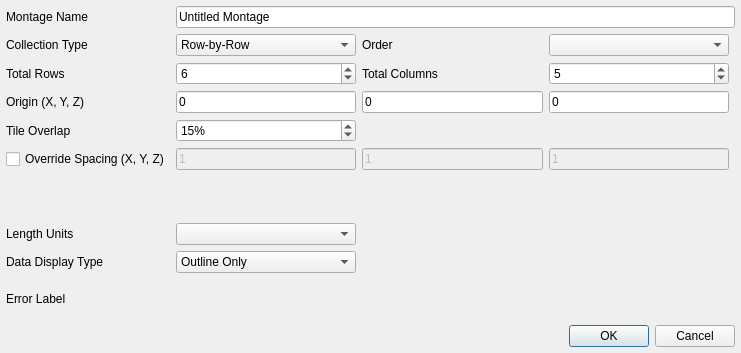
Qt form SIMPLVtkLib/Dialogs/UI_Files/ImportGenericMontageDialog.ui (tplatt77/SIMPLVtkLib) before a commit.
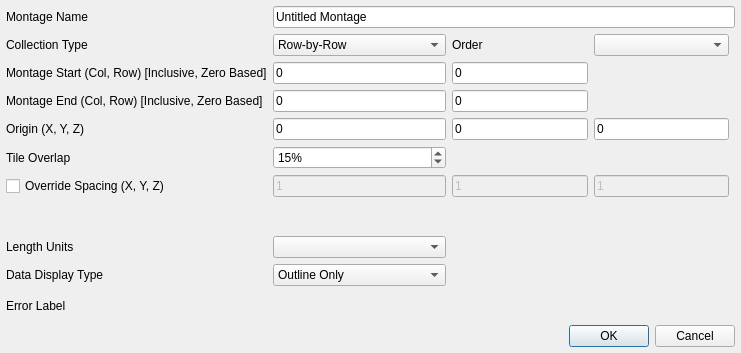
The same form after that commit. Custom widgets are drawn as their Qt base class.

Commit message: Topic/montage start end (#70)

```diff
--- a/SIMPLVtkLib/Dialogs/UI_Files/ImportGenericMontageDialog.ui
+++ b/SIMPLVtkLib/Dialogs/UI_Files/ImportGenericMontageDialog.ui
@@ -26,58 +26,82 @@
    <property name="bottomMargin">
     <number>6</number>
    </property>
-   <item row="7" column="0">
+   <item row="11" column="1">
+    <widget class="QComboBox" name="dataDisplayTypeCB">
+     <item>
+      <property name="text">
+       <string>Outline Only</string>
+      </property>
+     </item>
+     <item>
+      <property name="text">
+       <string>Individual Tiles</string>
+      </property>
+     </item>
+     <item>
+      <property name="text">
+       <string>Stitched Montage</string>
+      </property>
+     </item>
+    </widget>
+   </item>
+   <item row="0" column="0">
+    <widget class="QLabel" name="label_17">
+     <property name="text">
+      <string>Montage Name</string>
+     </property>
+    </widget>
+   </item>
+   <item row="8" column="2">
+    <widget class="QLineEdit" name="spacingX">
+     <property name="enabled">
+      <bool>false</bool>
+     </property>
+     <property name="text">
+      <string>1</string>
+     </property>
+    </widget>
+   </item>
+   <item row="8" column="0">
     <widget class="QCheckBox" name="changeSpacingCB">
      <property name="text">
       <string>Override Spacing (X, Y, Z)</string>
      </property>
     </widget>
    </item>
-   <item row="1" column="3">
-    <widget class="QComboBox" name="orderCB"/>
-   </item>
-   <item row="2" column="0">
-    <widget class="QLabel" name="label">
-     <property name="text">
-      <string>Total Rows</string>
+   <item row="1" column="1">
+    <widget class="QComboBox" name="collectionTypeCB">
+     <property name="sizeAdjustPolicy">
+      <enum>QComboBox::AdjustToContentsOnFirstShow</enum>
      </property>
+     <item>
+      <property name="text">
+       <string>Row-by-Row</string>
+      </property>
+     </item>
+     <item>
+      <property name="text">
+       <string>Column-by-Column</string>
+      </property>
+     </item>
+     <item>
+      <property name="text">
+       <string>Snake by Rows</string>
+      </property>
+     </item>
+     <item>
+      <property name="text">
+       <string>Snake by Columns</string>
+      </property>
+     </item>
+     <item>
+      <property name="text">
+       <string>Filename Defined Position</string>
+      </property>
+     </item>
     </widget>
    </item>
-   <item row="11" column="0" colspan="4">
-    <widget class="QLabel" name="errLabel">
-     <property name="text">
-      <string>Error Label</string>
-     </property>
-    </widget>
-   </item>
-   <item row="10" column="0">
-    <widget class="QLabel" name="label_7">
-     <property name="text">
-      <string>Data Display Type</string>
-     </property>
-    </widget>
-   </item>
-   <item row="7" column="2">
-    <widget class="QLineEdit" name="spacingX">
-     <property name="enabled">
-      <bool>false</bool>
-     </property>
-     <property name="text">
-      <string>1</string>
-     </property>
-    </widget>
-   </item>
-   <item row="7" column="3">
-    <widget class="QLineEdit" name="spacingZ">
-     <property name="enabled">
-      <bool>false</bool>
-     </property>
-     <property name="text">
-      <string>1</string>
-     </property>
-    </widget>
-   </item>
-   <item row="8" column="0" colspan="5">
+   <item row="9" column="0" colspan="5">
     <widget class="TileListWidget" name="tileListWidget" native="true">
      <property name="minimumSize">
       <size>
@@ -87,6 +111,50 @@
      </property>
     </widget>
    </item>
+   <item row="7" column="0">
+    <widget class="QLabel" name="label_3">
+     <property name="text">
+      <string>Tile Overlap</string>
+     </property>
+    </widget>
+   </item>
+   <item row="5" column="1">
+    <widget class="QLineEdit" name="originX">
+     <property name="enabled">
+      <bool>true</bool>
+     </property>
+     <property name="text">
+      <string>0</string>
+     </property>
+    </widget>
+   </item>
+   <item row="10" column="0">
+    <widget class="QLabel" name="label_6">
+     <property name="text">
+      <string>Length Units</string>
+     </property>
+    </widget>
+   </item>
+   <item row="10" column="1">
+    <widget class="QComboBox" name="unitsCB"/>
+   </item>
+   <item row="12" column="0" colspan="4">
+    <widget class="QLabel" name="errLabel">
+     <property name="text">
+      <string>Error Label</string>
+     </property>
+    </widget>
+   </item>
+   <item row="5" column="2">
+    <widget class="QLineEdit" name="originY">
+     <property name="enabled">
+      <bool>true</bool>
+     </property>
+     <property name="text">
+      <string>0</string>
+     </property>
+    </widget>
+   </item>
    <item row="1" column="2">
     <widget class="QLabel" name="label_5">
      <property name="text">
@@ -94,7 +162,24 @@
      </property>
     </widget>
    </item>
-   <item row="12" column="0" colspan="5">
+   <item row="5" column="3">
+    <widget class="QLineEdit" name="originZ">
+     <property name="enabled">
+      <bool>true</bool>
+     </property>
+     <property name="text">
+      <string>0</string>
+     </property>
+    </widget>
+   </item>
+   <item row="1" column="0">
+    <widget class="QLabel" name="label_4">
+     <property name="text">
+      <string>Collection Type</string>
+     </property>
+    </widget>
+   </item>
+   <item row="13" column="0" colspan="5">
     <widget class="QDialogButtonBox" name="buttonBox">
      <property name="orientation">
       <enum>Qt::Horizontal</enum>
@@ -104,98 +189,17 @@
      </property>
     </widget>
    </item>
-   <item row="2" column="2">
-    <widget class="QLabel" name="label_2">
-     <property name="text">
-      <string>Total Columns</string>
-     </property>
-    </widget>
-   </item>
-   <item row="4" column="3">
-    <widget class="QLineEdit" name="originZ">
+   <item row="8" column="3">
+    <widget class="QLineEdit" name="spacingZ">
      <property name="enabled">
-      <bool>true</bool>
+      <bool>false</bool>
      </property>
      <property name="text">
-      <string>0</string>
-     </property>
-    </widget>
-   </item>
-   <item row="4" column="0">
-    <widget class="QLabel" name="label_9">
-     <property name="text">
-      <string>Origin (X, Y, Z)</string>
-     </property>
-    </widget>
-   </item>
-   <item row="1" column="0">
-    <widget class="QLabel" name="label_4">
-     <property name="text">
-      <string>Collection Type</string>
-     </property>
-    </widget>
-   </item>
-   <item row="10" column="1">
-    <widget class="QComboBox" name="dataDisplayTypeCB">
-     <item>
-      <property name="text">
-       <string>Outline Only</string>
-      </property>
-     </item>
-     <item>
-      <property name="text">
-       <string>Individual Tiles</string>
-      </property>
-     </item>
-     <item>
-      <property name="text">
-       <string>Stitched Montage</string>
-      </property>
-     </item>
-    </widget>
-   </item>
-   <item row="4" column="2">
-    <widget class="QLineEdit" name="originY">
-     <property name="enabled">
-      <bool>true</bool>
-     </property>
-     <property name="text">
-      <string>0</string>
-     </property>
-    </widget>
-   </item>
-   <item row="2" column="3">
-    <widget class="QSpinBox" name="numOfColsSB">
-     <property name="value">
-      <number>5</number>
-     </property>
-    </widget>
-   </item>
-   <item row="0" column="1" colspan="4">
-    <widget class="QLineEdit" name="montageNameLE">
-     <property name="text">
-      <string>Untitled Montage</string>
-     </property>
-    </widget>
-   </item>
-   <item row="0" column="0">
-    <widget class="QLabel" name="label_17">
-     <property name="text">
-      <string>Montage Name</string>
+      <string>1</string>
      </property>
     </widget>
    </item>
    <item row="7" column="1">
-    <widget class="QLineEdit" name="spacingY">
-     <property name="enabled">
-      <bool>false</bool>
-     </property>
-     <property name="text">
-      <string>1</string>
-     </property>
-    </widget>
-   </item>
-   <item row="6" column="1">
     <widget class="QSpinBox" name="tileOverlapSB">
      <property name="suffix">
       <string>%</string>
@@ -208,71 +212,81 @@
      </property>
     </widget>
    </item>
-   <item row="4" column="1">
-    <widget class="QLineEdit" name="originX">
+   <item row="2" column="0">
+    <widget class="QLabel" name="label">
+     <property name="text">
+      <string>Montage Start (Col, Row) [Inclusive, Zero Based]</string>
+     </property>
+    </widget>
+   </item>
+   <item row="1" column="3">
+    <widget class="QComboBox" name="orderCB"/>
+   </item>
+   <item row="0" column="1" colspan="4">
+    <widget class="QLineEdit" name="montageNameLE">
+     <property name="text">
+      <string>Untitled Montage</string>
+     </property>
+    </widget>
+   </item>
+   <item row="5" column="0">
+    <widget class="QLabel" name="label_9">
+     <property name="text">
+      <string>Origin (X, Y, Z)</string>
+     </property>
+    </widget>
+   </item>
+   <item row="11" column="0">
+    <widget class="QLabel" name="label_7">
+     <property name="text">
+      <string>Data Display Type</string>
+     </property>
+    </widget>
+   </item>
+   <item row="8" column="1">
+    <widget class="QLineEdit" name="spacingY">
      <property name="enabled">
-      <bool>true</bool>
+      <bool>false</bool>
      </property>
      <property name="text">
-      <string>0</string>
+      <string>1</string>
      </property>
     </widget>
    </item>
-   <item row="6" column="0">
-    <widget class="QLabel" name="label_3">
+   <item row="3" column="0">
+    <widget class="QLabel" name="label_2">
      <property name="text">
-      <string>Tile Overlap</string>
+      <string>Montage End (Col, Row) [Inclusive, Zero Based]</string>
      </property>
     </widget>
    </item>
    <item row="2" column="1">
-    <widget class="QSpinBox" name="numOfRowsSB">
-     <property name="value">
-      <number>6</number>
+    <widget class="QLineEdit" name="montageStartX">
+     <property name="text">
+      <string>0</string>
      </property>
     </widget>
    </item>
-   <item row="1" column="1">
-    <widget class="QComboBox" name="collectionTypeCB">
-     <property name="sizeAdjustPolicy">
-      <enum>QComboBox::AdjustToContentsOnFirstShow</enum>
+   <item row="2" column="2">
+    <widget class="QLineEdit" name="montageStartY">
+     <property name="text">
+      <string>0</string>
      </property>
-     <item>
-      <property name="text">
-       <string>Row-by-Row</string>
-      </property>
-     </item>
-     <item>
-      <property name="text">
-       <string>Column-by-Column</string>
-      </property>
-     </item>
-     <item>
-      <property name="text">
-       <string>Snake by Rows</string>
-      </property>
-     </item>
-     <item>
-      <property name="text">
-       <string>Snake by Columns</string>
-      </property>
-     </item>
-     <item>
-      <property name="text">
-       <string>Filename Defined Position</string>
-      </property>
-     </item>
     </widget>
    </item>
-   <item row="9" column="0">
-    <widget class="QLabel" name="label_6">
+   <item row="3" column="1">
+    <widget class="QLineEdit" name="montageEndX">
      <property name="text">
-      <string>Length Units</string>
+      <string>0</string>
      </property>
     </widget>
    </item>
-   <item row="9" column="1">
-    <widget class="QComboBox" name="unitsCB"/>
+   <item row="3" column="2">
+    <widget class="QLineEdit" name="montageEndY">
+     <property name="text">
+      <string>0</string>
+     </property>
+    </widget>
    </item>
   </layout>
  </widget>
```
The commit also changes 23 other files.
